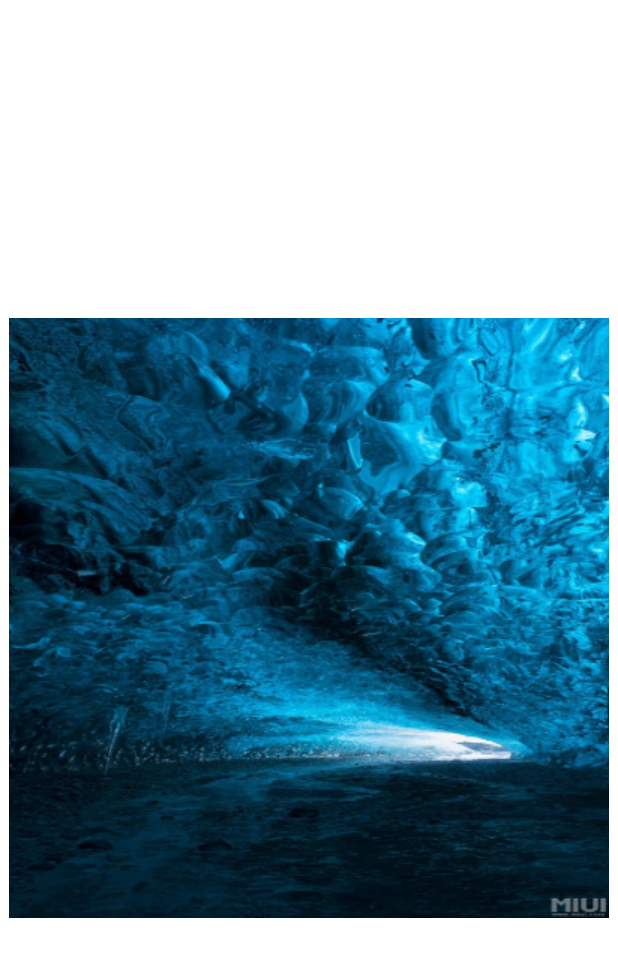
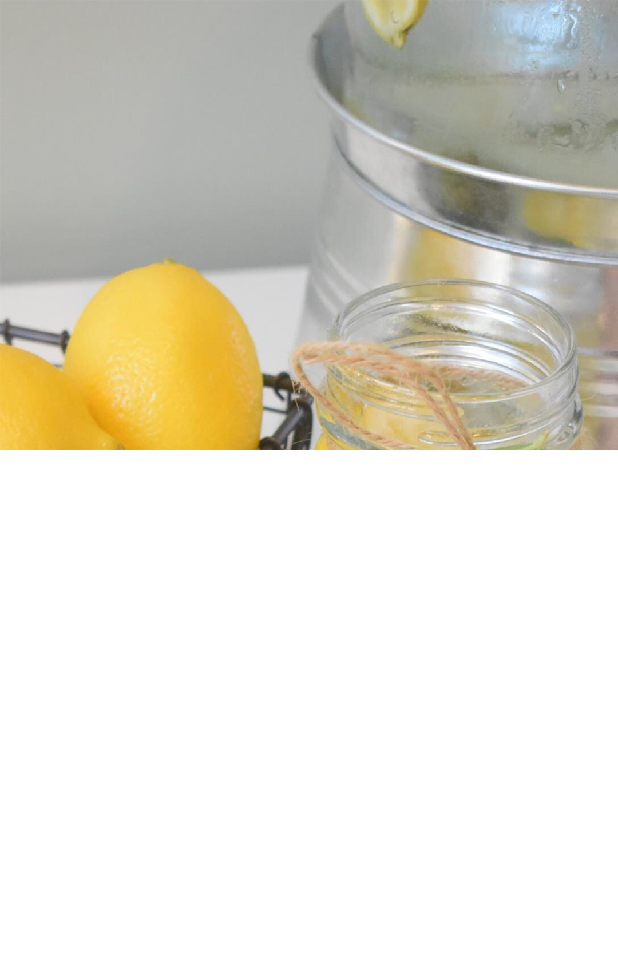
Before and after one commit to bladeofgod/listview_perspective_item, a Flutter app: the screen it shows after launch, on a phone screen of 412 x 824 dp. Shown: the top 957 px of the screen. Run offline on Flutter 3.47's test engine with Material 2 defaults, Android fonts, the phone set to English and light mode, and no system bars.

```diff
--- a/lib/demo_page.dart
+++ b/lib/demo_page.dart
@@ -1,5 +1,9 @@
 
 import 'package:flutter/material.dart';
+import 'dart:ui' as ui;
+import 'dart:math' as math;
+
+import 'clipper_page.dart';
 
 
 class DemoPage extends StatefulWidget{
@@ -12,6 +16,8 @@ class DemoPage extends StatefulWidget{
 
 class DemoPageState extends State<DemoPage> {
 
+  double top = 0;
+
   @override
   Widget build(BuildContext context) {
     final Size size = MediaQuery.of(context).size;
@@ -19,12 +25,12 @@ class DemoPageState extends State<DemoPage> {
       child: Container(
         color: Colors.white,
         width: size.width,height: size.height,
-        child: Image.asset('assets/timg.jpg',
-          cacheWidth: 400,cacheHeight: 400,
-        ),
+        child: DrawImageItem(),
       ),
     );
   }
+
+
 
   Widget listView(Size size){
     return ListView(
@@ -36,4 +42,118 @@ class DemoPageState extends State<DemoPage> {
       }),
     );
   }
+
+
 }
+
+
+class DrawImageItem extends StatefulWidget{
+  @override
+  State<StatefulWidget> createState() {
+    return DrawImageItemState();
+  }
+
+}
+
+class DrawImageItemState extends State<DrawImageItem> {
+  final Image image = Image.asset('assets/lemon.png');
+
+  ui.Image uiImage;
+
+  @override
+  void initState() {
+    super.initState();
+    WidgetsBinding.instance.addPostFrameCallback((timeStamp) {
+      final ImageStream newStream = image.image.resolve(createLocalImageConfiguration(context));
+      newStream.addListener(ImageStreamListener((image,_){
+        debugPrint('stream ');
+        if(image?.image != null){
+          debugPrint('stream image');
+          uiImage = image.image;
+          setState(() {
+
+          });
+        }
+      }));
+    });
+
+
+  }
+
+  ImageConfiguration createLocalImageConfiguration(BuildContext context, { Size size }) {
+    return ImageConfiguration(
+      bundle: DefaultAssetBundle.of(context),
+      devicePixelRatio: MediaQuery.of(context, nullOk: true)?.devicePixelRatio ?? 1.0,
+      locale: Localizations.localeOf(context, nullOk: true),
+      textDirection: Directionality.of(context),
+      size: size,
+      platform: TargetPlatform.android,
+    );
+  }
+
+  @override
+  Widget build(BuildContext context) {
+    final size = MediaQuery.of(context).size;
+    return uiImage == null ?
+    Center(child: Text('loading'),)
+        : slideViewPort(size);
+  }
+
+  double topDis = 0;
+
+  Widget slideViewPort(Size size){
+    return GestureDetector(
+      onVerticalDragEnd: (endDetails){
+        //topDis = 0;
+      },
+      onVerticalDragUpdate: (updateDetails){
+        topDis += updateDetails.delta.dy;
+        setState(() {
+
+        });
+
+      },
+      child: CustomPaint(
+        painter: MyPaint(uiImage,size,topDis),
+      ),
+    );
+  }
+
+}
+
+
+
+class MyPaint extends CustomPainter{
+
+  final ui.Image _image;
+  final Size size;
+  final double widthRatio;
+  final double heightRatio;
+  ///顶部偏移
+  final double topDelta;
+
+  MyPaint(this._image,this.size,this.topDelta)
+      : widthRatio = _image.width / size.width,
+        heightRatio = _image.height / size.height{
+    srcRect= Rect.fromLTWH(0,math.min(topDelta*widthRatio, _image.height.floorToDouble() - (300*widthRatio)),
+        size.width * widthRatio, 300 * heightRatio);
+    dstRect = Rect.fromLTWH(0,math.min(topDelta, size.height-300), size.width, 300);
+  }
+
+  Rect srcRect ;
+  Rect dstRect ;
+  final Paint myPaint = Paint()..isAntiAlias = true;
+
+  @override
+  void paint(Canvas canvas, Size size) {
+
+    canvas.drawImageRect(_image, srcRect, dstRect, myPaint);
+  }
+
+  @override
+  bool shouldRepaint(MyPaint oldDelegate) {
+    // TODO: implement shouldRepaint
+    return srcRect != oldDelegate.srcRect || dstRect != oldDelegate.dstRect;
+  }
+
+}
```
Also changed, not shown: lib/clipper_page.dart (added, +67 -0 lines), assets/lemon.png (added), assets/timg.jpg (deleted).
